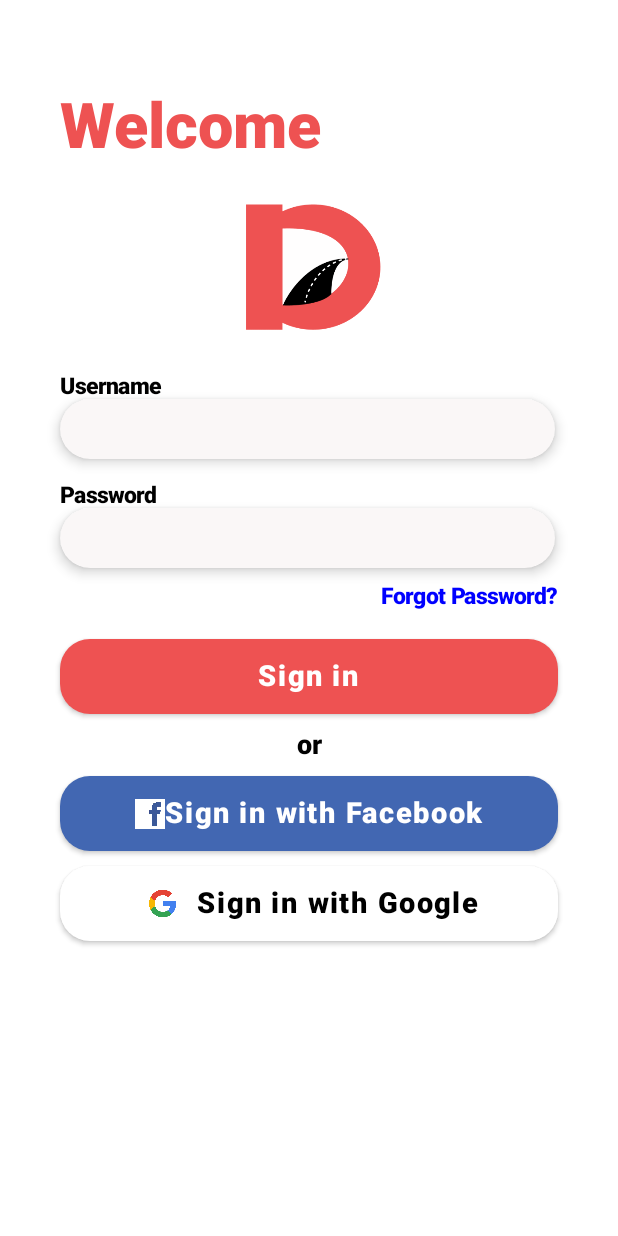
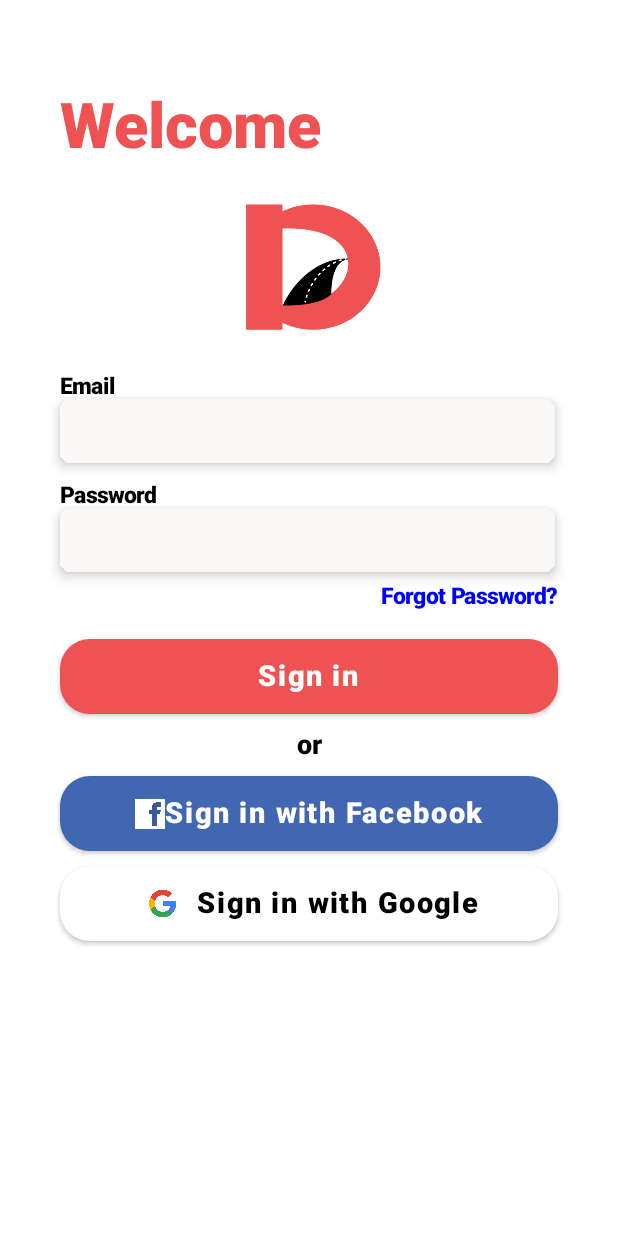
Before and after one commit to drive-buddy/drive-buddy, an Android app built with Jetpack Compose: the Sign_in screen opened directly, with no data from a screen before it, on a phone screen of 412 x 824 dp. Run offline under Robolectric (Android 15) with nearby library versions, the phone set to English and light mode, and no system bars.

Commit message:
fixed signing in and up!!

```diff
--- a/app/src/main/java/com/example/app2/Passenger2.kt
+++ b/app/src/main/java/com/example/app2/Passenger2.kt
@@ -114,6 +114,7 @@ class Passenger2 : ComponentActivity() {
 
 
                         }
+                        Spacer(Modifier.height(10.dp))
                         // COLUMN FOR USER INFO INPUT
                         Column(
                             modifier = Modifier
@@ -121,7 +122,7 @@ class Passenger2 : ComponentActivity() {
                                 .padding(horizontal = 40.dp, vertical = 20.dp)
                                 .verticalScroll(rememberScrollState())
                                 .weight(weight = 1f, fill = false)
-                                .padding(horizontal = 10.dp, vertical = 0.dp)
+//                                .padding(horizontal = -10.dp, vertical = 0.dp)
 //                        verticalArrangement = Arrangement.Center,
 //                        horizontalAlignment = Alignment.CenterHorizontally
                         ) {
--- a/app/src/main/java/com/example/app2/Sign_in.kt
+++ b/app/src/main/java/com/example/app2/Sign_in.kt
@@ -26,6 +26,7 @@ import androidx.compose.foundation.shape.CircleShape
 import androidx.compose.foundation.text.BasicTextField
 import androidx.compose.ui.graphics.*
 import androidx.compose.runtime.*
+import androidx.compose.runtime.saveable.rememberSaveable
 import androidx.compose.ui.draw.shadow
 import androidx.compose.ui.focus.FocusState
 import androidx.compose.ui.focus.onFocusChanged
@@ -34,6 +35,8 @@ import java.security.AllPermission
 
 class Sign_in : ComponentActivity() {
     override fun onCreate(savedInstanceState: Bundle?) {
+        var userHashMap : HashMap<String, String> = HashMap<String, String> ()
+
         super.onCreate(savedInstanceState)
         setContent {
             App2_2Theme {
@@ -86,19 +89,28 @@ class Sign_in : ComponentActivity() {
 //                        horizontalAlignment = Alignment.CenterHorizontally
                         ) {
                             Text(
-                                text = "Username",
-                                fontSize = 15.sp,
-                                fontFamily = FontFamily.SansSerif,
-                                fontWeight = FontWeight.ExtraBold,
-                                color = Color.Black
+                                    text = "Email",
+                                    fontSize = 15.sp,
+                                    fontFamily = FontFamily.SansSerif,
+                                    fontWeight = FontWeight.ExtraBold,
+                                    color = Color.Black
                             )
-                            InputBar(
+
+                            var userEmail by rememberSaveable { mutableStateOf("") }
+
+                            InputBar2(
                                 hint = "",
                                 modifier = Modifier
                                     .height(50.dp)
-                                    .width(330.dp)
-//                                .padding(1.dp)
+                                    .width(330.dp),
+                                activeVariable = userEmail,
+                                onVarChange = {
+                                    userEmail = it
+                                }
                             )
+
+                            userHashMap["email"] = userEmail
+
                             Spacer(Modifier.height(5.dp))
 
                             Text(
@@ -108,13 +120,23 @@ class Sign_in : ComponentActivity() {
                                 fontWeight = FontWeight.ExtraBold,
                                 color = Color.Black
                             )
-                            InputBar(
+
+                            var userPassword by rememberSaveable { mutableStateOf("") }
+
+                            InputBar2(
                                 hint = "",
                                 modifier = Modifier
                                     .height(50.dp)
-                                    .width(330.dp)
+                                    .width(330.dp),
 //                                .padding(1.dp)
+                                activeVariable = userPassword,
+                                onVarChange = {
+                                    userPassword = it
+                                }
                             )
+
+                            userHashMap["password"] = userPassword
+
                         }
 
                         Column(
@@ -148,6 +170,8 @@ class Sign_in : ComponentActivity() {
                                 onClick = {
                                     val navigate1 = Intent(this@Sign_in, SignInProcess::class.java)
 
+                                    navigate1.putExtra("email", userHashMap["email"])
+                                    navigate1.putExtra("password", userHashMap["password"])
 
                                     startActivity(navigate1)
                                     finish()
```
Also changed, not shown: app/src/main/AndroidManifest.xml (+9 -0 lines), app/src/main/java/com/example/app2/DataValidator.kt (+4 -4 lines), app/src/main/java/com/example/app2/MainActivity.kt (+59 -21 lines), app/src/main/java/com/example/app2/Passenger1.kt (+8 -50 lines), app/src/main/java/com/example/app2/SignInProcess.kt (+58 -4 lines), app/src/main/java/com/example/app2/SignUpProcess.kt (+35 -2 lines).
